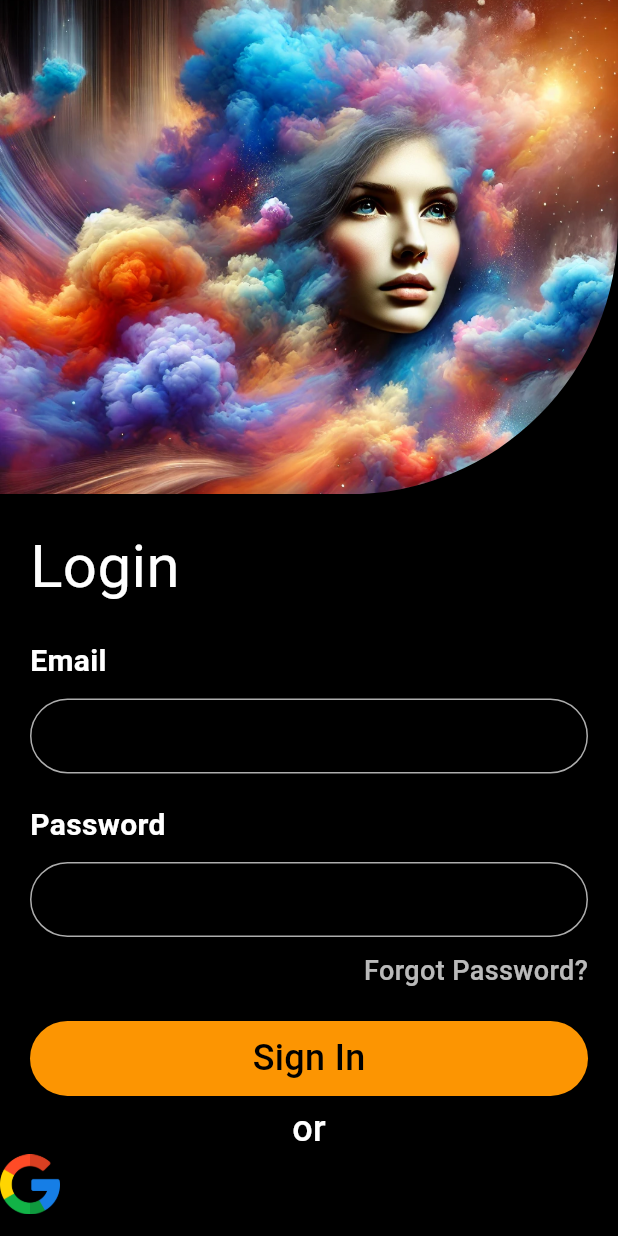
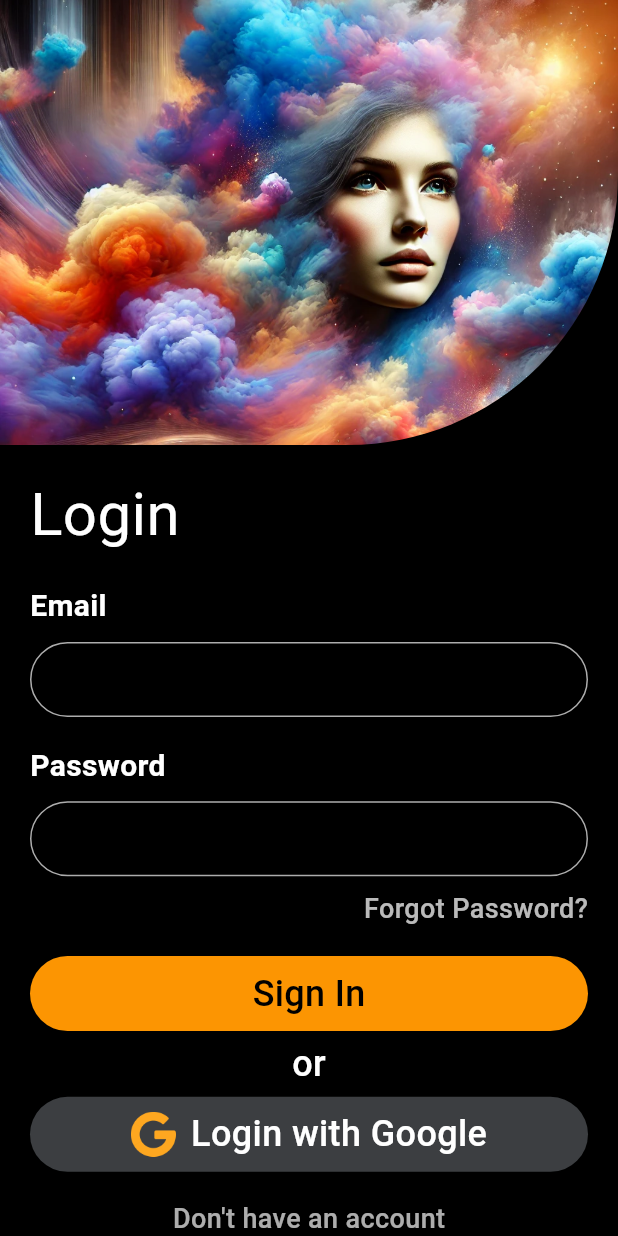
Before and after one commit to NetflixUser22232/travel_app_flutter, a Flutter app: the screen it shows after launch, on a phone screen of 412 x 824 dp. Run offline on Flutter 3.47's test engine with Material 3 defaults, Android fonts, the phone set to English and light mode, and no system bars; our stand-ins replace google_fonts.

Commit message:
Add files via upload

```diff
--- a/lib/login.dart
+++ b/lib/login.dart
@@ -26,11 +26,11 @@ class _LoginState extends State<Login> {
               child: Image.asset(
                 "assets/images/login.png",
                 width: width,
-                height: height * 0.4,
+                height: height * 0.36,
                 fit: BoxFit.cover,
               ),
             ),
-            SizedBox(height: 20),
+            SizedBox(height: height * 0.022),
             Padding(
               padding: EdgeInsets.only(left: 20),
               child: Text(
@@ -39,7 +39,7 @@ class _LoginState extends State<Login> {
               ),
             ),
             // Email section
-            SizedBox(height: 20),
+            SizedBox(height: height * 0.022),
             Padding(
               padding: EdgeInsets.only(left: 20),
               child: Text(
@@ -52,7 +52,7 @@ class _LoginState extends State<Login> {
               ),
             ),
             // Text field for email
-            SizedBox(height: 10),
+            SizedBox(height: height * 0.011),
             Container(
               margin: EdgeInsets.only(left: 20, right: 20),
               decoration: BoxDecoration(
@@ -66,7 +66,7 @@ class _LoginState extends State<Login> {
               ),
             ),
             // Section for password
-            SizedBox(height: 20),
+            SizedBox(height: height * 0.022),
             Padding(
               padding: EdgeInsets.only(left: 20),
               child: Text(
@@ -79,7 +79,7 @@ class _LoginState extends State<Login> {
               ),
             ),
             // Text field for password
-            SizedBox(height: 10),
+            SizedBox(height: height * 0.011),
             Container(
               margin: EdgeInsets.only(left: 20, right: 20),
               decoration: BoxDecoration(
@@ -93,7 +93,7 @@ class _LoginState extends State<Login> {
               ),
             ),
             // For forget password
-            SizedBox(height: 10),
+            SizedBox(height: height * 0.011),
             Row(
               mainAxisAlignment: MainAxisAlignment.end,
               children: [
@@ -110,7 +110,7 @@ class _LoginState extends State<Login> {
                 ),
               ],
             ),
-            SizedBox(height: 20),
+            SizedBox(height: height * 0.022),
             Container(
               height: 50,
               width: width,
@@ -130,7 +130,7 @@ class _LoginState extends State<Login> {
                 ),
               ),
             ),
-            SizedBox(height: 5),
+            SizedBox(height: height * 0.006),
             Center(
               child: Text(
                 "or",
@@ -141,16 +141,55 @@ class _LoginState extends State<Login> {
                 ),
               ),
             ),
+            SizedBox(height: height * 0.006),
             Container(
+              height: 50,
+              margin: EdgeInsets.only(left: 20, right: 20),
+              decoration: BoxDecoration(
+                color: Color.fromARGB(131, 116, 121, 127),
+                borderRadius: BorderRadius.circular(30),
+              ),
               child: Row(
+                mainAxisAlignment: MainAxisAlignment.center,
                 children: [
                   Image.asset(
                     "assets/images/google.png",
-                    width: 40,
-                    height: 40,
+                    width: 30,
+                    height: 30,
                     fit: BoxFit.cover,
+                    color: Color(0xfffea720),
+                  ),
+                  SizedBox(width: 10),
+                  Text(
+                    "Login with Google",
+                    style: TextStyle(
+                      color: Colors.white,
+                      fontSize: 24,
+                      fontWeight: FontWeight.w500,
+                    ),
                   ),
                 ],
+              ),
+            ),
+            SizedBox(height: height * 0.022),
+            Center(
+              child: Text(
+                "Don't have an account",
+                style: TextStyle(
+                  color: const Color.fromARGB(173, 255, 255, 255),
+                  fontSize: 18,
+                  fontWeight: FontWeight.w500,
+                ),
+              ),
+            ),
+            Center(
+              child: Text(
+                "Signup",
+                style: TextStyle(
+                  color: Color(0xfffea720),
+                  fontSize: 18,
+                  fontWeight: FontWeight.w500,
+                ),
               ),
             ),
           ],
```
